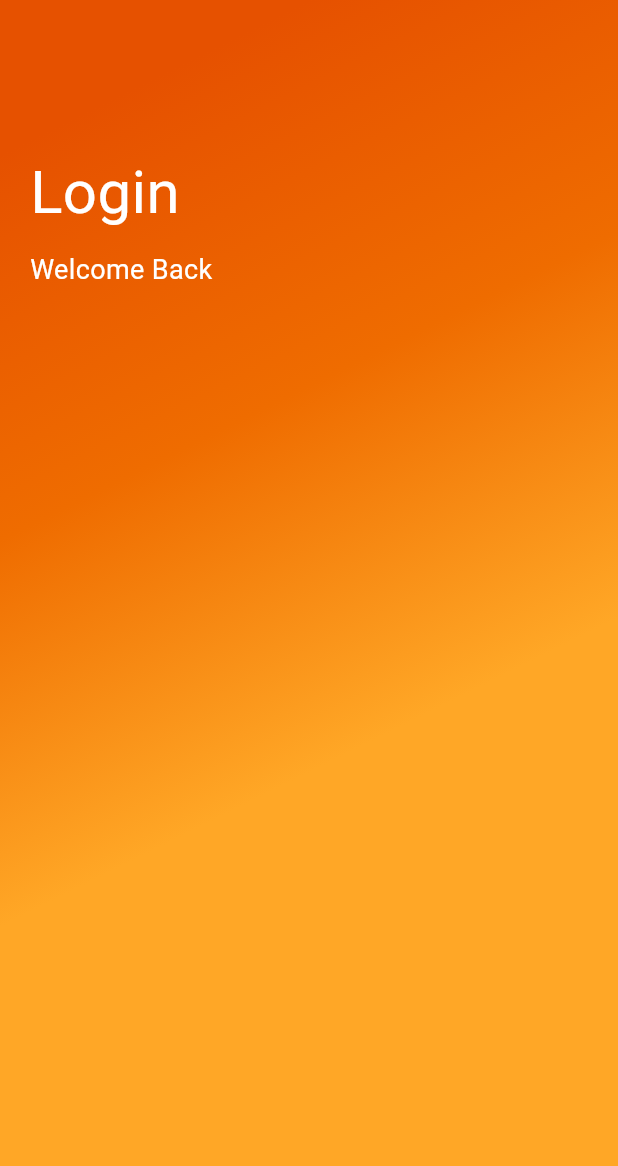
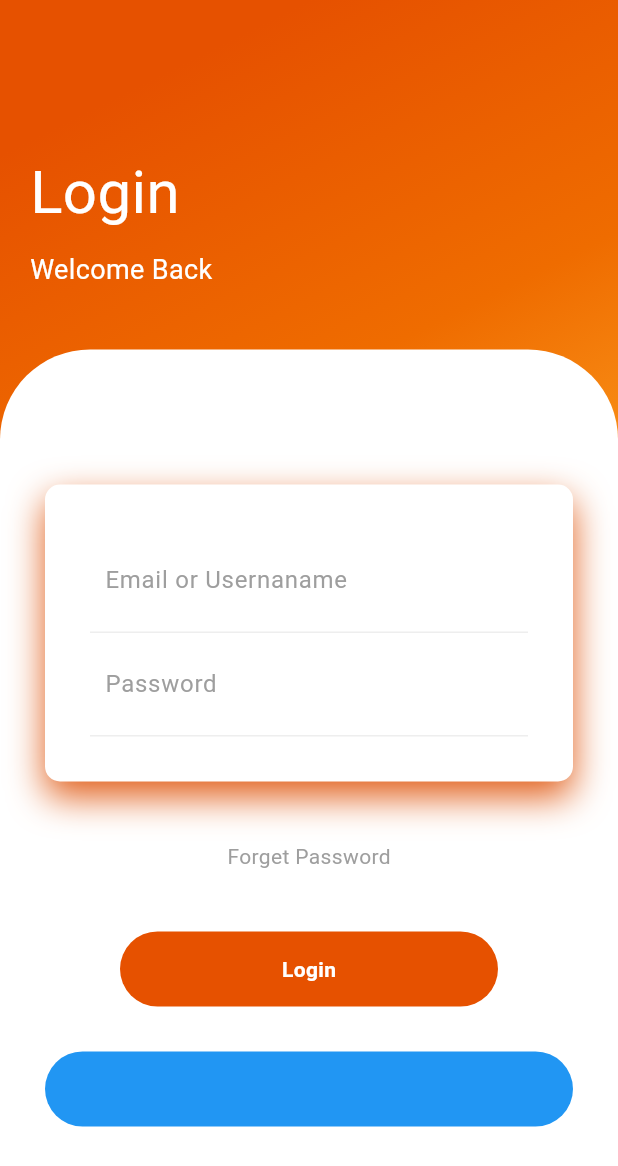
Before and after one commit to Surrendra/flutter-rebuild, a Flutter app: the screen it shows after launch, on a phone screen of 412 x 824 dp. Shown: the top 1166 px of the screen. Run offline on Flutter 3.47's test engine with Material 3 defaults, Android fonts, the phone set to English and light mode, and no system bars.

Commit message:
on prgress

```diff
--- a/lib/main.dart
+++ b/lib/main.dart
@@ -37,6 +37,96 @@ class HomePage extends StatelessWidget {
                   Text("Welcome Back",style: TextStyle(color: Colors.white,fontSize: 18),)
                 ],
               ),
+            ),
+            SizedBox(height: 20,),
+            Expanded(
+                child: Container(
+                  decoration: BoxDecoration(
+                    color: Colors.white,
+                    borderRadius: BorderRadius.only(
+                      topLeft:Radius.circular(60),
+                      topRight: Radius.circular(60)
+                    )
+                  ),
+                  child: Padding(
+                    padding: EdgeInsets.all(30),
+                    child: Column(
+                      children: <Widget>[
+                        SizedBox(height: 60,),
+                          Container(
+                            padding: EdgeInsets.all(30),
+                            decoration: BoxDecoration(
+                              color: Colors.white,
+                              borderRadius: BorderRadius.circular(10),
+                              boxShadow: [
+                                BoxShadow(
+                                  color: Color.fromRGBO(225, 95, 27, 3),
+                                  blurRadius: 20,
+                                  offset: Offset(0, 10)
+                                )
+                              ]
+                            ),
+                            child: Column(
+                              children: <Widget>[
+                                Container(
+                                  padding: EdgeInsets.all(10),
+                                  decoration: BoxDecoration(
+                                    border: Border(bottom: BorderSide(color: Colors.grey.shade200))
+                                  ),
+                                  child: TextField(
+                                    decoration: InputDecoration(
+                                      hintText: "Email or Usernaname",
+                                      hintStyle: TextStyle(color: Colors.grey),
+                                      border: InputBorder.none
+                                    ),
+                                  ),
+                                ),
+                                Container(
+                                  padding: EdgeInsets.all(10),
+                                  decoration: BoxDecoration(
+                                      border: Border(bottom: BorderSide(color: Colors.grey.shade200))
+                                  ),
+                                  child: TextField(
+                                    decoration: InputDecoration(
+                                        hintText: "Password",
+                                        hintStyle: TextStyle(color: Colors.grey),
+                                        border: InputBorder.none
+                                    ),
+                                  ),
+                                ),
+                              ],
+                            ),
+                          ),
+                        SizedBox(height: 40,),
+                        Text("Forget Password",style: TextStyle(color: Colors.grey),),
+                        SizedBox(height: 40,),
+                        Container(
+                          height: 50,
+                          margin: EdgeInsets.symmetric(horizontal: 50),
+                          decoration: BoxDecoration(
+                            borderRadius: BorderRadius.circular(50),
+                            color: Colors.orange.shade900
+                          ),
+                          child: Center(
+                            child: Text("Login",style: TextStyle(color: Colors.white,fontWeight: FontWeight.bold),),
+                          ),
+                        ),
+                        SizedBox(height: 30,),
+                        Row(
+                          children:<Widget> [
+                            Expanded(child: Container(
+                              height: 50,
+                              decoration: BoxDecoration(
+                                borderRadius: BorderRadius.circular(50),
+                                color: Colors.blue,
+                              ),
+                            ))
+                          ],
+                        )
+                      ],
+                    ),
+                  ),
+                )
             )
           ],
         ),
```
